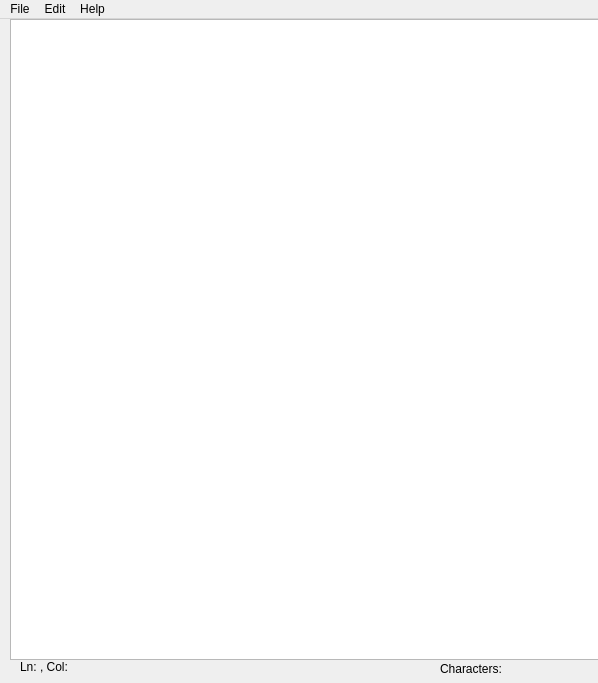
First picture: the form in Text_Editor/mainwindow.ui, repository PoQue00/PoQueEdit, before the edit.
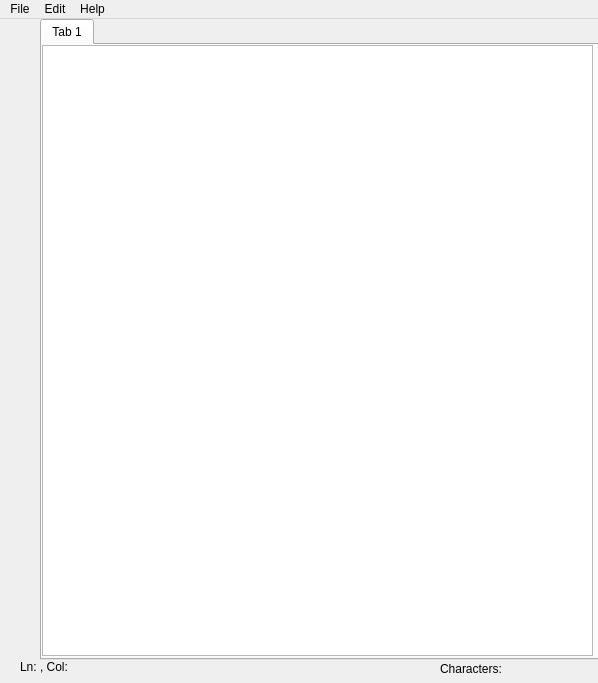
Second picture: the form after the edit.

What changed in the file:
```diff
--- a/Text_Editor/mainwindow.ui
+++ b/Text_Editor/mainwindow.ui
@@ -40,17 +40,33 @@
      <string>Characters:</string>
     </property>
    </widget>
-   <widget class="QTextEdit" name="textEdit">
+   <widget class="QTabWidget" name="tabWidget">
     <property name="geometry">
      <rect>
-      <x>10</x>
+      <x>40</x>
       <y>0</y>
-      <width>591</width>
+      <width>561</width>
       <height>641</height>
      </rect>
     </property>
-    <property name="html">
-     <string>&lt;!DOCTYPE HTML PUBLIC &quot;-//W3C//DTD HTML 4.0//EN&quot; &quot;http://www.w3.org/TR/REC-html40/strict.dtd&quot;&gt;
+    <property name="currentIndex">
+     <number>0</number>
+    </property>
+    <widget class="QWidget" name="tab">
+     <attribute name="title">
+      <string>Tab 1</string>
+     </attribute>
+     <widget class="QTextEdit" name="textEdit">
+      <property name="geometry">
+       <rect>
+        <x>0</x>
+        <y>0</y>
+        <width>551</width>
+        <height>611</height>
+       </rect>
+      </property>
+      <property name="html">
+       <string>&lt;!DOCTYPE HTML PUBLIC &quot;-//W3C//DTD HTML 4.0//EN&quot; &quot;http://www.w3.org/TR/REC-html40/strict.dtd&quot;&gt;
 &lt;html&gt;&lt;head&gt;&lt;meta name=&quot;qrichtext&quot; content=&quot;1&quot; /&gt;&lt;meta charset=&quot;utf-8&quot; /&gt;&lt;style type=&quot;text/css&quot;&gt;
 p, li { white-space: pre-wrap; }
 hr { height: 1px; border-width: 0; }
@@ -58,7 +74,9 @@
 li.checked::marker { content: &quot;\2612&quot;; }
 &lt;/style&gt;&lt;/head&gt;&lt;body style=&quot; font-family:'Segoe UI'; font-size:9pt; font-weight:400; font-style:normal;&quot;&gt;
 &lt;p style=&quot;-qt-paragraph-type:empty; margin-top:0px; margin-bottom:0px; margin-left:0px; margin-right:0px; -qt-block-indent:0; text-indent:0px;&quot;&gt;&lt;br /&gt;&lt;/p&gt;&lt;/body&gt;&lt;/html&gt;</string>
-    </property>
+      </property>
+     </widget>
+    </widget>
    </widget>
   </widget>
   <widget class="QMenuBar" name="menubar">
```
